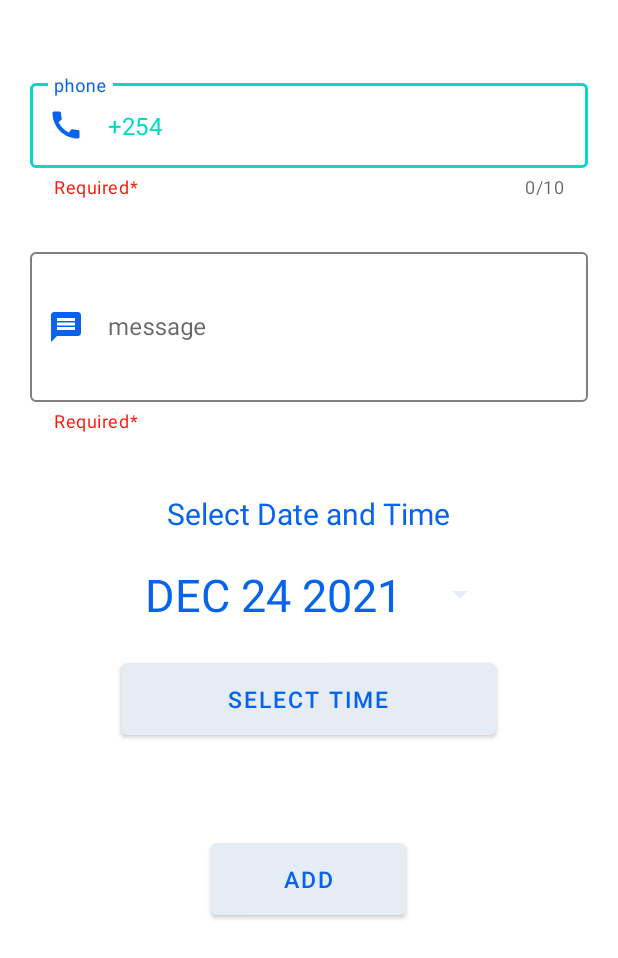
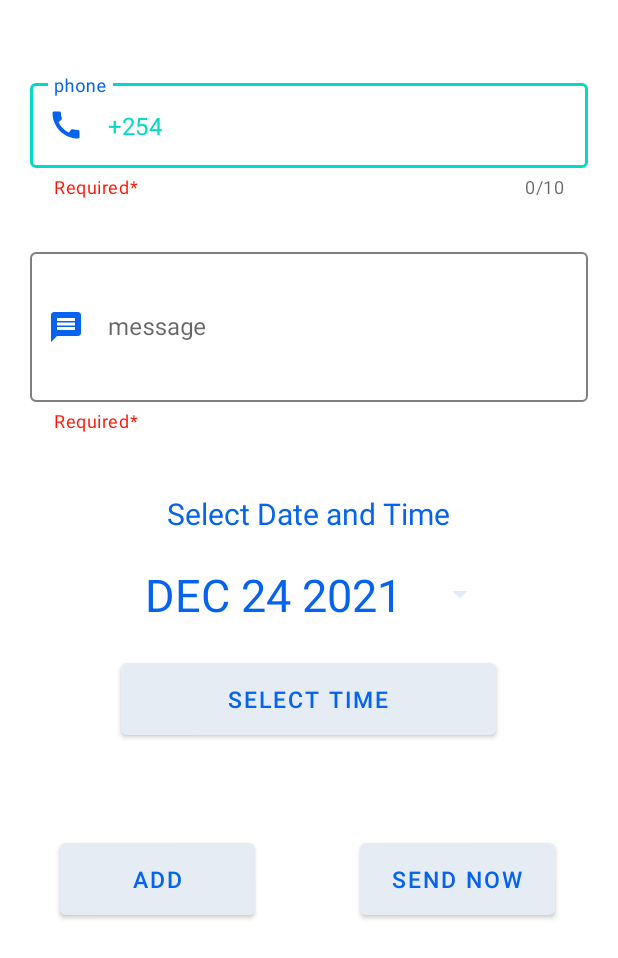
Before and after one commit to johnwandera37/Easy-Scheduler-Mobile-App-System, an Android app: the AddMessageActivity screen opened directly, with no data from a screen before it, on a phone screen of 412 x 824 dp. Shown: the top 958 px of the screen. Run offline under Robolectric (Android 15) with nearby library versions, the phone set to English and light mode, and no system bars.

Commit message:
add call, add message, add link activities update

```diff
--- a/app/src/main/java/com/example/easyScheduler/AddLinkActivity.java
+++ b/app/src/main/java/com/example/easyScheduler/AddLinkActivity.java
@@ -97,7 +97,7 @@ public class AddLinkActivity extends AppCompatActivity {
         int month = cal.get(Calendar.MONTH);
         int day = cal.get(Calendar.DAY_OF_MONTH);
 
-        int style = AlertDialog.THEME_DEVICE_DEFAULT_LIGHT;
+        int style = AlertDialog.THEME_DEVICE_DEFAULT_DARK;
         datePickerDialog = new DatePickerDialog(this,style, dateSetListener, year, month, day);
 
 
--- a/app/src/main/java/com/example/easyScheduler/AddMessageActivity.java
+++ b/app/src/main/java/com/example/easyScheduler/AddMessageActivity.java
@@ -1,15 +1,20 @@
 package com.example.easyScheduler;
 
 import androidx.appcompat.app.AppCompatActivity;
+import androidx.core.app.ActivityCompat;
 
+import android.Manifest;
 import android.app.AlertDialog;
 import android.app.DatePickerDialog;
 import android.app.TimePickerDialog;
+import android.content.pm.PackageManager;
 import android.os.Bundle;
+import android.telephony.SmsManager;
 import android.view.View;
 import android.widget.Button;
 import android.widget.DatePicker;
 import android.widget.TimePicker;
+import android.widget.Toast;
 
 import com.google.android.material.textfield.TextInputEditText;
 
@@ -20,20 +25,40 @@ import java.util.Objects;
 public class AddMessageActivity extends AppCompatActivity {
     TextInputEditText addNumber, addMessage;
     DatePickerDialog datePickerDialog;
-    Button addButton, dateBtn, timeBtn;
+    Button addButton, dateBtn, timeBtn, sendButton;
     int hour, minute;//for time picker
 
     @Override
     protected void onCreate(Bundle savedInstanceState) {
         super.onCreate(savedInstanceState);
         setContentView(R.layout.activity_add_message);
+
+        ActivityCompat.requestPermissions(AddMessageActivity.this,new String[]
+                {Manifest.permission.SEND_SMS,Manifest.permission.READ_SMS}, PackageManager.PERMISSION_GRANTED);
+
         initDatePicker();
 
+        sendButton = findViewById(R.id.sendBtn);
         addNumber = findViewById(R.id.enterNumber);
         addMessage = findViewById(R.id.enterMessage);
         addButton = findViewById(R.id.addDetails);
         dateBtn = findViewById(R.id.selectDate);
         timeBtn = findViewById(R.id.selectTime);
+
+        //sending message
+        sendButton.setOnClickListener(new View.OnClickListener() {
+            @Override
+            public void onClick(View v) {
+                String number = addNumber.getText().toString();
+                String message = addMessage.getText().toString();
+                SmsManager mySmsManger = SmsManager.getDefault();
+                mySmsManger.sendTextMessage(number, null, message,null,null);
+                Toast.makeText(AddMessageActivity.this,"Message Sent",Toast.LENGTH_SHORT).show();
+
+            }
+        });
+        //sending message
+
 
         //onClick listener to access DatabaseHelper
         addButton.setOnClickListener(new View.OnClickListener() {
@@ -115,7 +140,7 @@ public class AddMessageActivity extends AppCompatActivity {
         int month = cal.get(Calendar.MONTH);
         int day = cal.get(Calendar.DAY_OF_MONTH);
 
-        int style = AlertDialog.THEME_DEVICE_DEFAULT_LIGHT;
+        int style = AlertDialog.THEME_DEVICE_DEFAULT_DARK;
         datePickerDialog = new DatePickerDialog(this,style, dateSetListener, year, month, day);
 
 
--- a/app/src/main/java/com/example/easyScheduler/AlarmActivity.java
+++ b/app/src/main/java/com/example/easyScheduler/AlarmActivity.java
@@ -67,12 +67,11 @@ public class AlarmActivity extends AppCompatActivity {
 
 
                     case R.id.Alarm:
-
                         return true;
 
 
                     case R.id.Message:
-                        startActivity(new Intent(getApplicationContext(),AlarmActivity.class ));
+                        startActivity(new Intent(getApplicationContext(),MessageActivity.class ));
                         overridePendingTransition(0,0);
                         return true;
 
--- a/app/src/main/res/layout/activity_add_message.xml
+++ b/app/src/main/res/layout/activity_add_message.xml
@@ -105,11 +105,23 @@
         android:layout_width="130dp"
         android:layout_height="60dp"
         android:layout_below="@+id/selectTime"
-        android:layout_centerInParent="true"
+        android:layout_marginStart="40dp"
         android:layout_marginTop="60dp"
         android:text="Add"
         android:textColor="#0563EF"
         android:textSize="15sp" />
 
+    <Button
+        android:id="@+id/sendBtn"
+        android:layout_width="130dp"
+        android:layout_height="60dp"
+        android:layout_below="@+id/selectTime"
+        android:layout_alignLeft="@+id/addDetails"
+        android:layout_marginStart="200dp"
+        android:layout_marginTop="60dp"
+        android:text="Send now"
+        android:textColor="#0563EF"
+        android:textSize="15sp" />
+
 
 </RelativeLayout>
```
Also changed, not shown: app/src/main/java/com/example/easyScheduler/AddCallActivity.java (+36 -4 lines), app/src/main/java/com/example/easyScheduler/CallActivity.java (+1 -19 lines), app/src/main/java/com/example/easyScheduler/CustomAdapter.java (+9 -7 lines), app/src/main/java/com/example/easyScheduler/MessageActivity.java (+6 -6 lines), app/src/main/res/layout/activity_add_call.xml (+11 -0 lines).
